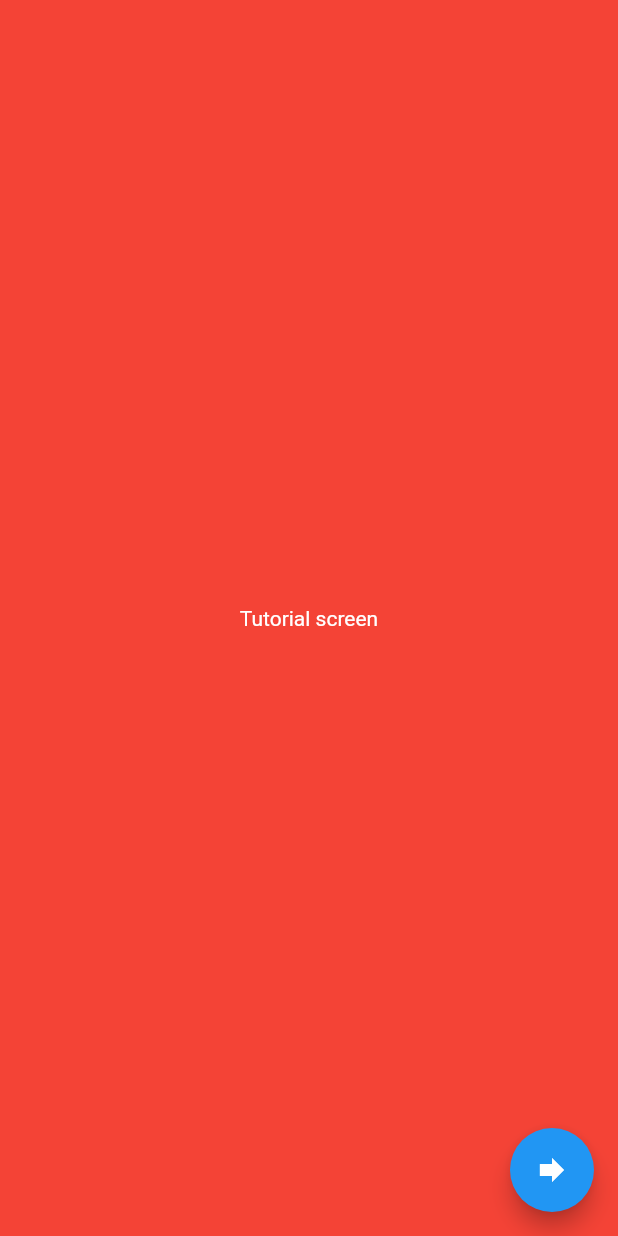
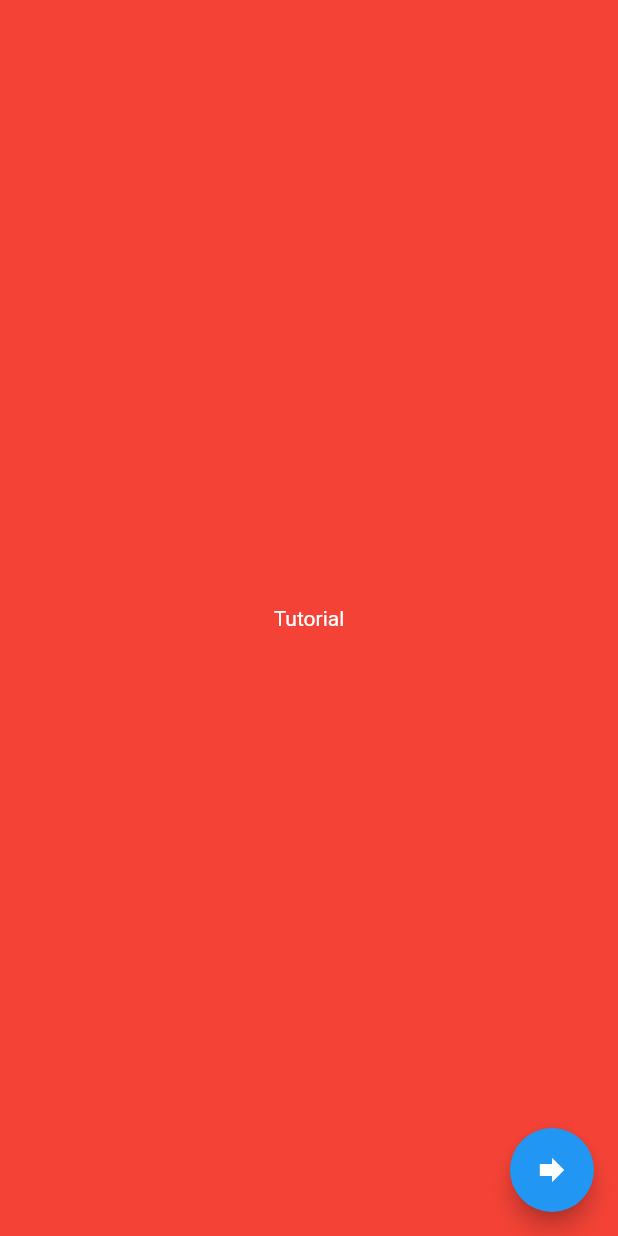
Before and after one commit to i-am-kalai/flutter-starter-app, a Flutter app: the screen it shows after launch, on a phone screen of 412 x 824 dp. Run offline on Flutter 3.47's test engine with Material 2 defaults, Android fonts, the phone set to English and light mode, and no system bars.

Commit message:
chore : seperated to components

```diff
--- /dev/null
+++ b/lib/components/common_place_holder.dart
@@ -0,0 +1,21 @@
+// packages
+import 'package:flutter/material.dart';
+
+class CommonPlaceHolder extends StatelessWidget {
+  final String _textToDisplay;
+  final Color color;
+  CommonPlaceHolder(this._textToDisplay, {this.color = Colors.red});
+  @override
+  Widget build(BuildContext context) {
+    return new Container(
+        color: this.color,
+        child: new Center(
+          child: new Text(
+            this._textToDisplay,
+            style: TextStyle(
+              color: Colors.white,
+            ),
+          ),
+        ));
+  }
+}
--- a/lib/screens/tutorial/index.dart
+++ b/lib/screens/tutorial/index.dart
@@ -1,5 +1,11 @@
+// packages
+import 'package:flutter/material.dart';
+
+// Widgets
+import 'package:economy_app/components/common_place_holder.dart';
+
+// constants
 import 'package:economy_app/constants/routes/index.dart';
-import 'package:flutter/material.dart';
 
 class TutorialScreen extends StatefulWidget {
   const TutorialScreen({Key? key}) : super(key: key);
@@ -12,17 +18,8 @@ class _TutorialScreenState extends State<TutorialScreen> {
   @override
   Widget build(BuildContext context) {
     return Scaffold(
-      body: new Container(
-        color: Colors.red,
-        child: new Center(
-          child: new Text(
-            "Tutorial screen",
-            style: TextStyle(
-              color: Colors.white,
-            ),
-          ),
-        ),
-      ),
+      backgroundColor: Colors.red,
+      body: new CommonPlaceHolder("Tutorial"),
       floatingActionButton: FloatingActionButton(
         child: new Icon(Icons.forward),
         onPressed: () {
```
Also changed, not shown: lib/screens/home/index.dart (+8 -4 lines), lib/screens/splash/index.dart (+6 -11 lines).
